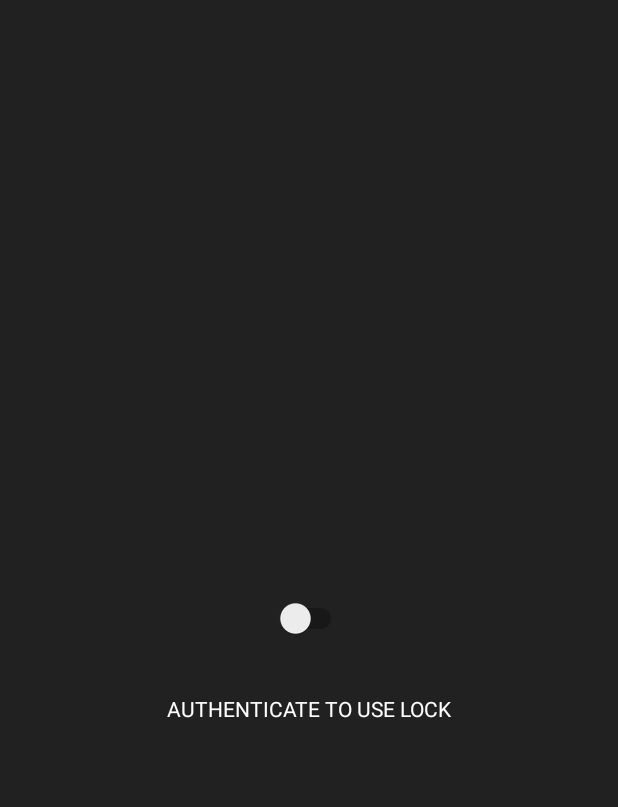
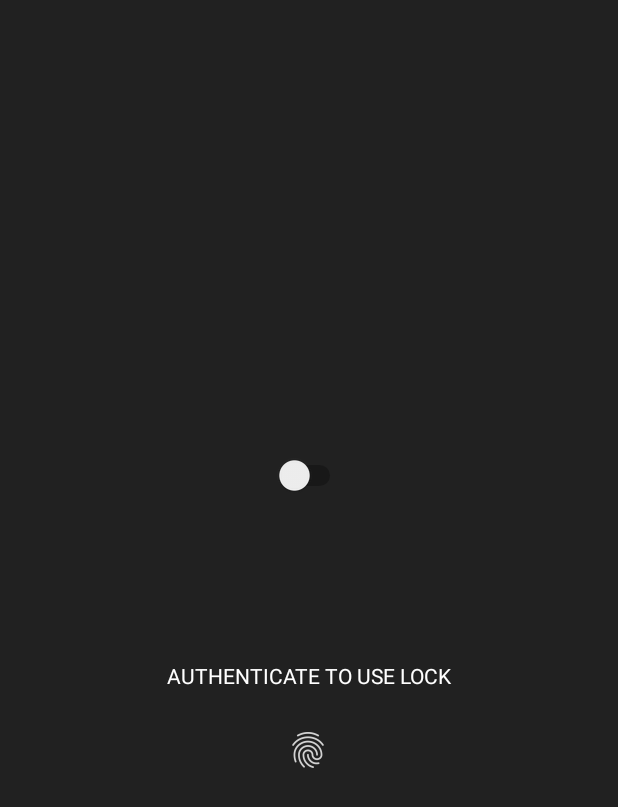
Before and after one commit to clementou/IOTLock, an Android app: the layout activity_main.xml on its own in the app's theme, with its tools: preview values and no code run, on a phone screen of 412 x 824 dp. Shown: the top 807 px of the screen. Run offline under Robolectric (Android 15) with nearby library versions, the phone set to English and light mode, and no system bars; Roboto replaces fonts that are not available here.

Commit message:
started fingerprint authentication added python scripts from Rpi

```diff
--- a/app/src/main/AndroidManifest.xml
+++ b/app/src/main/AndroidManifest.xml
@@ -14,16 +14,14 @@
     <uses-permission android:name="android.permission.USE_FINGERPRINT" />
 
     <uses-feature android:name="android.hardware.fingerprint"
-        android:required="true"/>
+        android:required="false"/>
 
     <application
         android:allowBackup="true"
         android:icon="@mipmap/ic_launcher"
-        android:label="@string/app_name"
         android:roundIcon="@mipmap/ic_launcher_round"
         android:supportsRtl="true"
         android:theme="@style/AppTheme"
-        android:fullBackupContent=""
         tools:ignore="GoogleAppIndexingWarning">
         <activity android:name=".MainActivity">
             <intent-filter>
--- a/app/src/main/java/com/clement/iotlock/ssh/CloseTask.java
+++ b/app/src/main/java/com/clement/iotlock/ssh/CloseTask.java
@@ -6,10 +6,9 @@ public class CloseTask extends AsyncTask <Void, Void, Void> {
     protected Void doInBackground(Void... command){
         System.out.println("closed");
         String user = "pi";
-        String host = "10.244.1.180";
+        String host = "10.244.0.126";
         String password = "raspberry";
         String knownHosts = "android_asset/known_hosts";
-        int port = 22;
         SSHManager sshManager = new SSHManager(user, password, host, knownHosts);
         String errorMessage = sshManager.connect();
         if (errorMessage != null) System.out.println(errorMessage);
--- a/app/src/main/java/com/clement/iotlock/ssh/OpenTask.java
+++ b/app/src/main/java/com/clement/iotlock/ssh/OpenTask.java
@@ -6,10 +6,9 @@ public class OpenTask extends AsyncTask <Void, Void, Void> {
     protected Void doInBackground(Void... command){
         System.out.println("opened");
         String user = "pi";
-        String host = "10.244.1.180";
+        String host = "10.244.0.126";
         String password = "raspberry";
         String knownHosts = "android_asset/known_hosts";
-        int port = 22;
         SSHManager sshManager = new SSHManager(user, password, host, knownHosts);
         String errorMessage = sshManager.connect();
         if (errorMessage != null) System.out.println(errorMessage);
--- a/app/src/main/res/layout/activity_main.xml
+++ b/app/src/main/res/layout/activity_main.xml
@@ -12,8 +12,10 @@
         android:id="@+id/lockSwitch"
         android:layout_width="50dp"
         android:layout_height="50dp"
+        android:layout_marginBottom="25dp"
         android:layout_marginEnd="18dp"
         android:layout_marginStart="18dp"
+        android:layout_marginTop="292dp"
         android:checked="false"
         android:fontFamily="@font/roboto_black"
         android:textAllCaps="false"
@@ -21,18 +23,19 @@
         android:textOn="@string/locked"
         android:textSize="30sp"
         android:typeface="normal"
-        app:layout_constraintBottom_toBottomOf="parent"
+        app:layout_constraintBottom_toTopOf="@+id/textView"
         app:layout_constraintEnd_toEndOf="parent"
+        app:layout_constraintHorizontal_bias="0.498"
         app:layout_constraintStart_toStartOf="parent"
         app:layout_constraintTop_toTopOf="parent"
+        app:layout_constraintVertical_bias="0.0"
         tools:checked="false" />
 
     <TextView
         android:id="@+id/textView"
         android:layout_width="wrap_content"
         android:layout_height="wrap_content"
-        android:layout_marginBottom="306dp"
-        android:layout_marginTop="25dp"
+        android:layout_marginBottom="364dp"
         android:fontFamily="@font/roboto_medium"
         android:text="@string/authenticate_to_use_lock"
         android:textAllCaps="true"
@@ -41,7 +44,20 @@
         android:typeface="normal"
         app:layout_constraintBottom_toBottomOf="parent"
         app:layout_constraintEnd_toEndOf="parent"
+        app:layout_constraintStart_toStartOf="parent" />
+
+    <ImageView
+        android:id="@+id/imageView4"
+        android:layout_width="wrap_content"
+        android:layout_height="wrap_content"
+        android:layout_marginBottom="308dp"
+        android:layout_marginTop="25dp"
+        app:layout_constraintBottom_toBottomOf="parent"
+        app:layout_constraintEnd_toEndOf="parent"
+        app:layout_constraintHorizontal_bias="0.498"
         app:layout_constraintStart_toStartOf="parent"
-        app:layout_constraintTop_toBottomOf="@+id/lockSwitch"
-        app:layout_constraintVertical_bias="0.0" />
+        app:layout_constraintTop_toBottomOf="@+id/textView"
+        app:layout_constraintVertical_bias="1.0"
+        app:srcCompat="@drawable/whitefingerprint" />
+
 </android.support.constraint.ConstraintLayout>
```
Also changed, not shown: app/src/main/java/com/clement/iotlock/FingerPrintHandler.java (added, +54 -0 lines), app/src/main/java/com/clement/iotlock/MainActivity.java (+118 -1 lines), app/src/main/res/drawable-hdpi/whitefingerprint.png (added), app/src/main/res/drawable-mdpi/whitefingerprint.png (added), app/src/main/res/drawable-xhdpi/whitefingerprint.png (added), app/src/main/res/drawable-xxhdpi/whitefingerprint.png (added), 4 other files.
